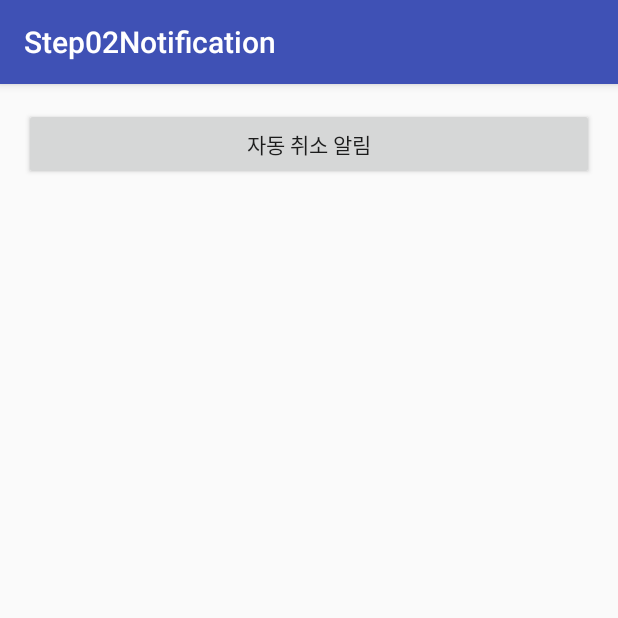
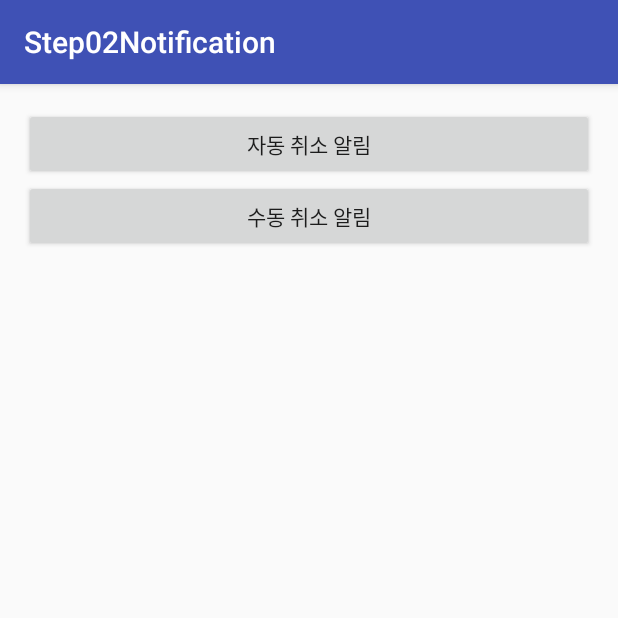
Before and after one commit to oli999/Chapter02, an Android app: the screen it shows after launch (MainActivity), after a tap on "자동 취소 알림", on a phone screen of 412 x 824 dp, the top half of it. Run offline under Robolectric (Android 15) with nearby library versions, the phone set to English and light mode, and no system bars.

Commit message:
step02 예제 완성됨

```diff
--- a/step02notification_t/src/main/java/com/gura/step02notification/MainActivity.java
+++ b/step02notification_t/src/main/java/com/gura/step02notification/MainActivity.java
@@ -18,22 +18,30 @@ public class MainActivity extends AppCompatActivity
     protected void onCreate(Bundle savedInstanceState) {
         super.onCreate(savedInstanceState);
         setContentView(R.layout.activity_main);
+        //자동 취소 알림 버튼
         Button makeNotiBtn=(Button)
                 findViewById(R.id.makeNotiBtn);
         makeNotiBtn.setOnClickListener(this);
+        //수동 취소 알림 버튼
+        Button makeNotiBtn2=(Button)
+                findViewById(R.id.makeNotiBtn2);
+        makeNotiBtn2.setOnClickListener(this);
     }
 
     @Override
     public void onClick(View v) {
         switch (v.getId()){
             case R.id.makeNotiBtn:
-                makeAutoCancelNoti();
+                makeNoti(true);
+                break;
+            case R.id.makeNotiBtn2:
+                makeNoti(false);
                 break;
         }
     }
 
-    //자동 cancel 되는 알림 띄우기
-    public void makeAutoCancelNoti(){
+    //알림 띄우기
+    public void makeNoti(boolean isAutoCancel){
         // 알림을 클릭했을때 시작시킬 Activity 정보를 가지고 있는 Intent
         // 객체 생성
         Intent intent=new Intent(this, NotiActivity.class);
@@ -53,12 +61,12 @@ public class MainActivity extends AppCompatActivity
                 .setTicker("간단 메세지")
                 .setDefaults(Notification.DEFAULT_SOUND |
                         Notification.DEFAULT_VIBRATE)
-                .setAutoCancel(true)
+                .setAutoCancel(isAutoCancel)
                 .build();
         //알림 메니져 객체의 참조값을 얻어와서
         NotificationManager notiManager=(NotificationManager)
                 getSystemService(Context.NOTIFICATION_SERVICE);
         //알림을 띄운다.
-        notiManager.notify(999, noti);
+        notiManager.notify(AppConstants.NOTI_ID, noti);
     }
 }
--- a/step02notification_t/src/main/res/layout/activity_main.xml
+++ b/step02notification_t/src/main/res/layout/activity_main.xml
@@ -13,4 +13,9 @@
         android:layout_height="wrap_content"
         android:text="자동 취소 알림"
         android:id="@+id/makeNotiBtn"/>
+    <Button
+        android:layout_width="match_parent"
+        android:layout_height="wrap_content"
+        android:text="수동 취소 알림"
+        android:id="@+id/makeNotiBtn2"/>
 </LinearLayout>
--- a/step02notification_t/src/main/res/layout/activity_noti.xml
+++ b/step02notification_t/src/main/res/layout/activity_noti.xml
@@ -15,4 +15,9 @@
         android:layout_height="wrap_content"
         android:textSize="20sp"
         android:id="@+id/textView"/>
+    <Button
+        android:layout_width="match_parent"
+        android:layout_height="wrap_content"
+        android:id="@+id/clearNoti"
+        android:text="알림 지우기"/>
 </LinearLayout>
```
Also changed, not shown: step02notification_t/src/main/java/com/gura/step02notification/AppConstants.java (added, +10 -0 lines), step02notification_t/src/main/java/com/gura/step02notification/NotiActivity.java (+27 -1 lines).
